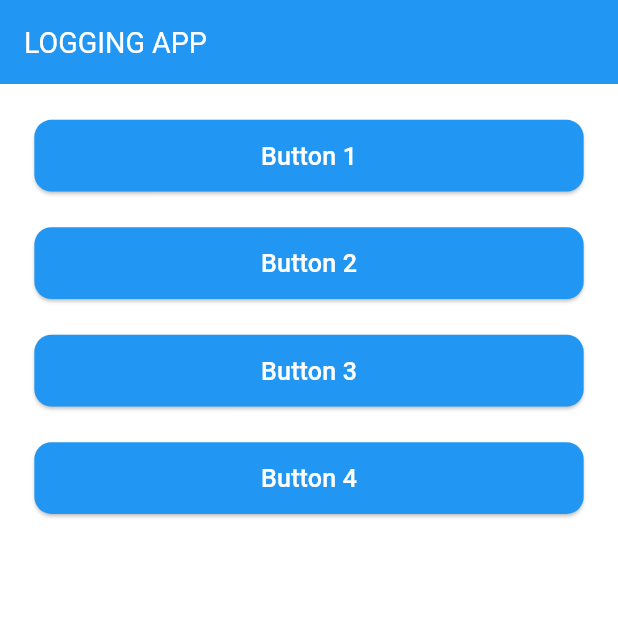
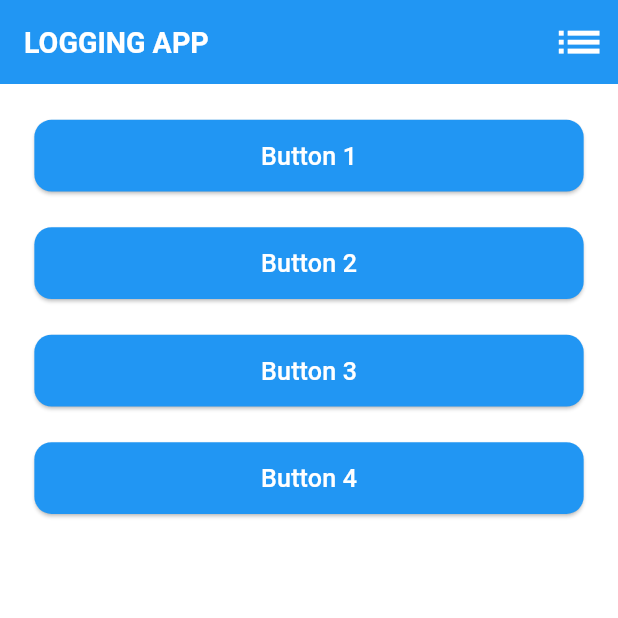
Before and after one commit to TestFluttterOrg/LoggingApp, a Flutter app: the screen it shows after launch, on a phone screen of 412 x 824 dp, the top half of it. Run offline on Flutter 3.47's test engine with Material 3 defaults, Android fonts, the phone set to English and light mode, and no system bars; our stand-ins replace equatable, flutter_bloc, flutter_screenutil, freezed_annotation, get_it, go_router and 1 more; accounts and stored records are empty; generated files the repository leaves out were written again.

Commit message:
Created function to load all the log histories.

```diff
--- a/lib/core/di/dependency_injection.dart
+++ b/lib/core/di/dependency_injection.dart
@@ -4,6 +4,7 @@ import 'package:logging_app/feature/data/datasource/log_datasource.dart';
 import 'package:logging_app/feature/data/repository/app_datasource_impl.dart';
 import 'package:logging_app/feature/data/service/database_service.dart';
 import 'package:logging_app/feature/domain/repository/app_repository.dart';
+import 'package:logging_app/feature/presentation/log_history/bloc/log_history_bloc.dart';
 import 'package:logging_app/feature/presentation/main/bloc/main_bloc.dart';
 import 'package:logging_app/feature/presentation/splash/bloc/splash_bloc.dart';
 
@@ -35,4 +36,9 @@ Future<void> init() async {
       appRepository: vf.call(),
     ),
   );
+  vf.registerFactory<LogHistoryBloc>(
+    () => LogHistoryBloc(
+      appRepository: vf.call(),
+    ),
+  );
 }
--- a/lib/core/routes/app_routes.dart
+++ b/lib/core/routes/app_routes.dart
@@ -3,5 +3,5 @@ class AppRoutes {
 
   static const String splash = "/splash";
   static const String main = "/main";
-  static const String logHistory = "logHistory";
+  static const String logHistory = "/logHistory";
 }
--- a/lib/core/routes/routers.dart
+++ b/lib/core/routes/routers.dart
@@ -1,5 +1,6 @@
 import 'package:go_router/go_router.dart';
 import 'package:logging_app/core/routes/app_routes.dart';
+import 'package:logging_app/feature/presentation/log_history/log_history_screen.dart';
 import 'package:logging_app/feature/presentation/main/main_screen.dart';
 import 'package:logging_app/feature/presentation/splash/splash_screen.dart';
 
@@ -25,6 +26,14 @@ class Routes {
           return const MainScreen();
         },
       ),
+      //Log History
+      GoRoute(
+        path: AppRoutes.logHistory,
+        name: AppRoutes.logHistory,
+        builder: (_, __) {
+          return const LogHistoryScreen();
+        },
+      ),
     ],
   );
 }
--- a/lib/feature/data/constants/db_constants.dart
+++ b/lib/feature/data/constants/db_constants.dart
@@ -6,5 +6,5 @@ class DBConstants {
   static const String logColId = "id";
   static const String logColName = "name";
   static const String logColMessage = "message";
-  static const String logColCreatedAt = "created_at";
+  static const String logColCreatedAt = "createdAt";
 }
--- a/lib/feature/domain/entity/data/log/log_entity.dart
+++ b/lib/feature/domain/entity/data/log/log_entity.dart
@@ -7,7 +7,7 @@ part 'log_entity.freezed.dart';
 @freezed
 class LogEntity with _$LogEntity {
   factory LogEntity({
-    String? id,
+    int? id,
     String? name,
     String? message,
     String? createdAt,
--- a/lib/feature/domain/model/log_model.dart
+++ b/lib/feature/domain/model/log_model.dart
@@ -1,20 +1,20 @@
 import 'package:equatable/equatable.dart';
 
 class LogModel extends Equatable {
-  final String id;
+  final int id;
   final String name;
   final String message;
   final DateTime? createdAt;
 
   const LogModel({
-    this.id = "",
+    this.id = 0,
     this.name = "",
     this.message = "",
     this.createdAt,
   });
 
   LogModel copyWith({
-    String? id,
+    int? id,
     String? name,
     String? message,
     DateTime? createAt,
--- a/lib/feature/domain/repository/app_repository.dart
+++ b/lib/feature/domain/repository/app_repository.dart
@@ -5,4 +5,5 @@ import 'package:logging_app/feature/domain/model/result_model.dart';
 abstract class AppRepository {
   Future<List<ButtonModel>> getButtonList();
   Future<ResultModel<LogModel>> saveLog(LogModel data);
+  Future<ResultModel<List<LogModel>>> getLogHistory();
 }
--- a/lib/feature/presentation/components/app_scaffold.dart
+++ b/lib/feature/presentation/components/app_scaffold.dart
@@ -18,13 +18,15 @@ class AppScaffold extends StatelessWidget {
   @override
   Widget build(BuildContext context) {
     double safePadding = MediaQuery.paddingOf(context).top;
+    double bottomSafePadding = MediaQuery.paddingOf(context).bottom;
     final bNavHeight = 55.h;
     final appBarHeight = appBar?.preferredSize.height ?? 0;
     final bottomNavHeight = bottomBar != null ? bNavHeight : 0;
     final mediaQuery = MediaQuery.of(context).size;
     final width = mediaQuery.width;
     final height = mediaQuery.height;
-    final containerHeight = height - (safePadding + appBarHeight + bottomNavHeight);
+    final containerHeight =
+        height - (safePadding + appBarHeight + bottomNavHeight + bottomSafePadding);
     return Scaffold(
       appBar: appBar,
       body: SafeArea(
--- a/lib/feature/presentation/main/main_screen.dart
+++ b/lib/feature/presentation/main/main_screen.dart
@@ -1,6 +1,9 @@
 import 'package:flutter/material.dart';
 import 'package:flutter_bloc/flutter_bloc.dart';
 import 'package:flutter_screenutil/flutter_screenutil.dart';
+import 'package:go_router/go_router.dart';
+import 'package:logging_app/core/routes/app_routes.dart';
+import 'package:logging_app/feature/domain/model/button_model.dart';
 import 'package:logging_app/feature/presentation/components/app_button.dart';
 import 'package:logging_app/feature/presentation/components/app_scaffold.dart';
 import 'package:logging_app/feature/presentation/main/bloc/main_bloc.dart';
@@ -16,6 +19,17 @@ class MainScreen extends StatelessWidget {
     return AppScaffold(
       appBar: AppBar(
         title: const Text("LOGGING APP"),
+        actions: [
+          IconButton(
+            onPressed: () {
+              context.push(AppRoutes.logHistory);
+            },
+            icon: Icon(
+              Icons.list,
+              size: 30.h,
+            ),
+          ),
+        ],
       ),
       body: Container(
         padding: EdgeInsets.symmetric(
@@ -27,7 +41,7 @@ class MainScreen extends StatelessWidget {
             if (state is MainLoadingState) {
               return const _LoadingView();
             } else if (state is MainLoadedState) {
-              return const _ButtonListView();
+              return _ButtonListView(buttonList: state.buttonList);
             }
             return const SizedBox();
           },
@@ -56,19 +70,17 @@ class _LoadingView extends StatelessWidget {
 }
 
 class _ButtonListView extends StatelessWidget {
-  const _ButtonListView();
+  final List<ButtonModel> buttonList;
+
+  const _ButtonListView({required this.buttonList});
 
   @override
   Widget build(BuildContext context) {
     final bloc = context.read<MainBloc>();
-    return BlocBuilder<MainBloc, MainState>(
-      builder: (context, state) {
-        final currentState = state as MainLoadedState;
-        final list = currentState.buttonList;
     return ListView.separated(
-          itemCount: list.length,
+      itemCount: buttonList.length,
       itemBuilder: (context, i) {
-            final data = list[i];
+        final data = buttonList[i];
         return AppButton(
           onPressed: () {
             bloc.onButtonPressed(data.id);
@@ -80,7 +92,5 @@ class _ButtonListView extends StatelessWidget {
         return SizedBox(height: 20.h);
       },
     );
-      },
-    );
   }
 }
--- a/lib/main.dart
+++ b/lib/main.dart
@@ -49,7 +49,7 @@
                 titleTextStyle: TextStyle(
                   color: Colors.white,
                   fontSize: 16.h,
-                  fontWeight: FontWeight.w400,
+                  fontWeight: FontWeight.w600,
                 ),
                 iconTheme: const IconThemeData(color: Colors.white),
               ),
```
Also changed, not shown: lib/feature/data/datasource/impl/log_datasource_impl.dart (+9 -3 lines), lib/feature/data/repository/app_datasource_impl.dart (+20 -1 lines), lib/feature/domain/mapper/entity/log_entity_extension.dart (added, +18 -0 lines), lib/feature/presentation/log_history/bloc/log_history_bloc.dart (added, +25 -0 lines), lib/feature/presentation/log_history/bloc/log_history_state.dart (added, +32 -0 lines), lib/feature/presentation/log_history/log_history_screen.dart (added, +148 -0 lines). Lines whose indentation alone changed are shown as unchanged.
